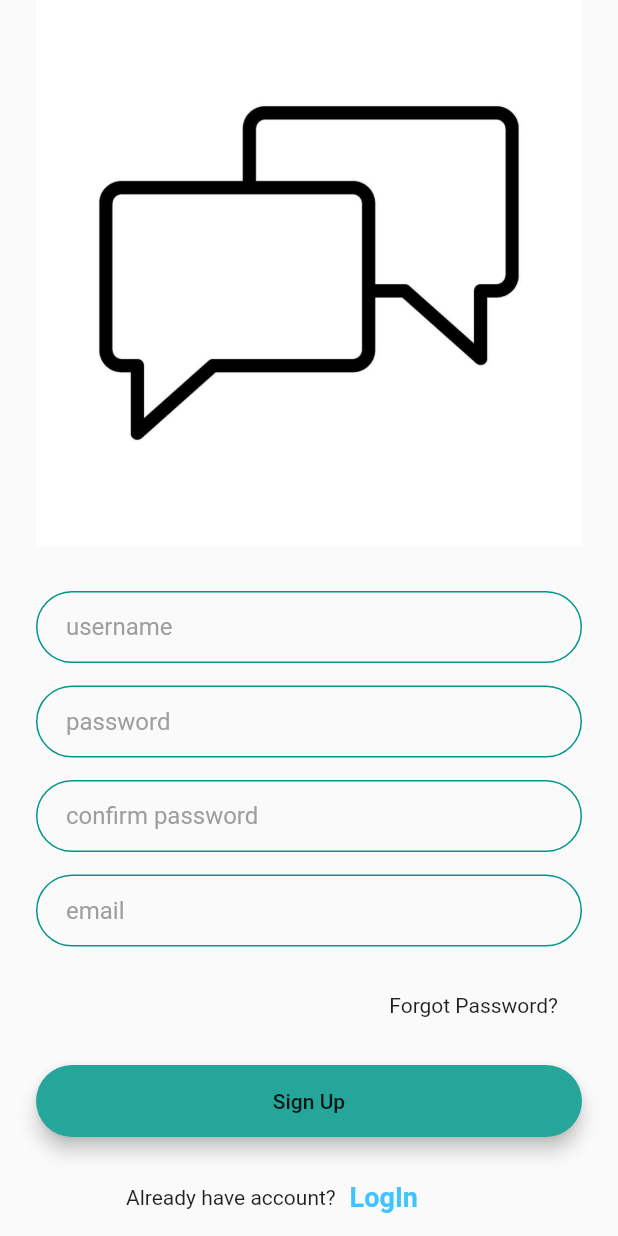
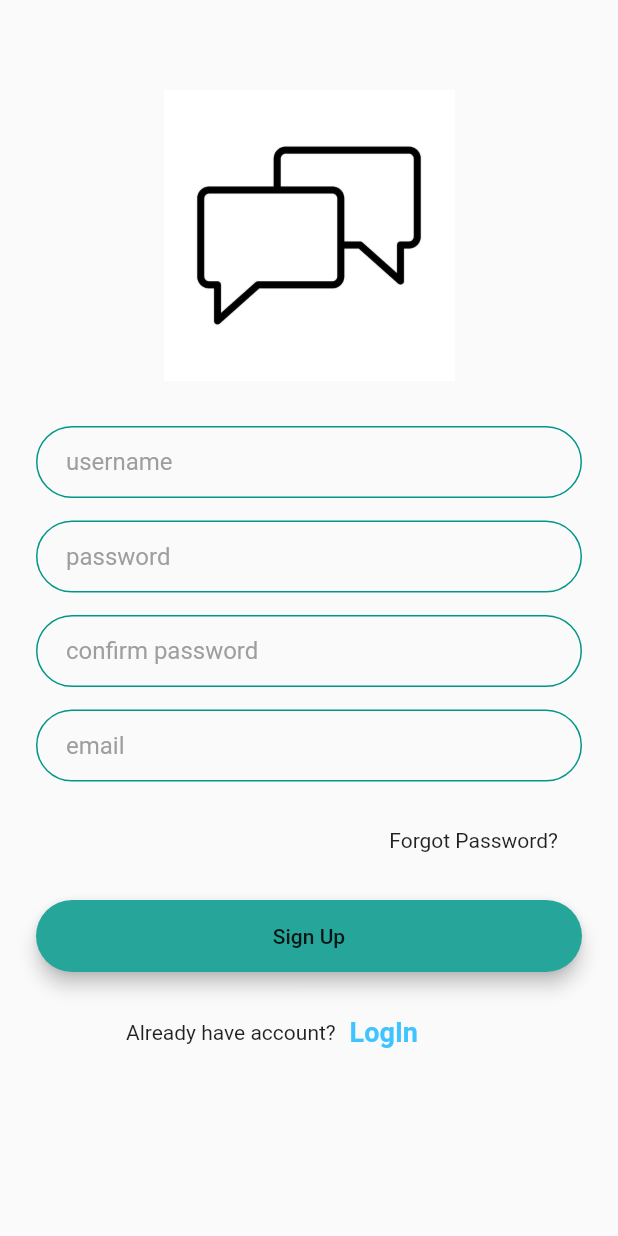
Before and after one commit to TESLA2402/chatapp, a Flutter app: the screen it shows after launch, after a tap on "Log In", after a tap on "SignIn", on a phone screen of 412 x 824 dp. Run offline on Flutter 3.47's test engine with Material 2 defaults, Android fonts, the phone set to English and light mode, and no system bars; our stand-ins replace cloud_firestore, firebase_auth, firebase_core, google_fonts, shared_preferences; accounts and stored records are empty; network calls fail.

Commit message:
Updated UI

```diff
--- a/lib/screens/signin.dart
+++ b/lib/screens/signin.dart
@@ -57,6 +57,7 @@ class _SignInState extends State<SignIn> {
   @override
   Widget build(BuildContext context) {
     return Scaffold(
+      resizeToAvoidBottomInset: false,
       body: Container(
         padding: const EdgeInsets.symmetric(horizontal: 24),
         child: Column(
@@ -70,7 +71,11 @@ class _SignInState extends State<SignIn> {
               key: formkey,
               child: Column(
                 children: [
-                  Image.asset("assets/images/logo.png"),
+                  const Image(
+                    height: 194,
+                    width: 200,
+                    image: AssetImage("assets/images/logo.png"),
+                  ),
                   TextFormField(
                     validator: (val) {
                       return RegExp(
--- a/lib/screens/signup.dart
+++ b/lib/screens/signup.dart
@@ -74,7 +74,14 @@ class _SignUpState extends State<SignUp> {
                     mainAxisAlignment: MainAxisAlignment.center,
                     crossAxisAlignment: CrossAxisAlignment.stretch,
                     children: <Widget>[
-                      Image.asset("assets/images/logo.png"),
+                      SizedBox(
+                        height: 60,
+                      ),
+                      const Image(
+                        height: 194,
+                        width: 200,
+                        image: AssetImage("assets/images/logo.png"),
+                      ),
                       const SizedBox(
                         height: 30,
                       ),
```
